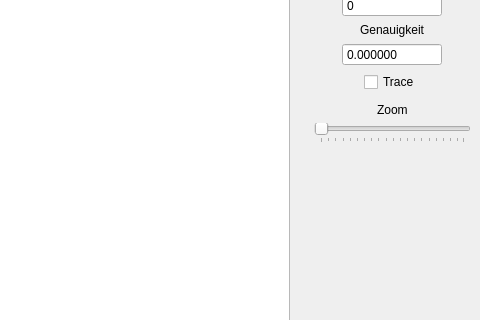
The window that ui_Main_Window.ui (Corvus-XOS/Gravitationssimulation) describes before a commit, drawn with Qt 5; both pictures show x 520 to 1000 and y 514 to 834 of the 1000 by 1000 pixel window.
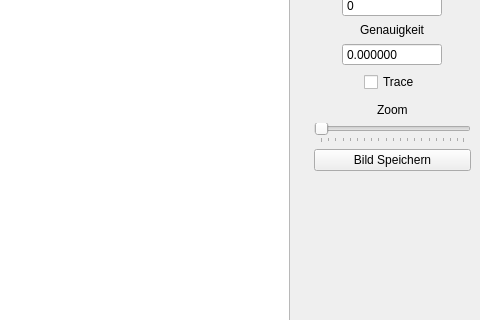
The same window after the commit. Icons and pictures are not drawn.

Commit message: Als Bild Speichern Funktion hinzugefügt und Bug mit invertierter Skalierung behoben

Diff of the .ui file:
```diff
--- a/ui_Main_Window.ui
+++ b/ui_Main_Window.ui
@@ -516,6 +516,13 @@
          </property>
         </widget>
        </item>
+       <item>
+        <widget class="QPushButton" name="pushSave">
+         <property name="text">
+          <string>Bild Speichern</string>
+         </property>
+        </widget>
+       </item>
        <item>
         <spacer name="verticalSpacer">
          <property name="orientation">
```
Left out of the diff: 2 changed lines with no effect on the pictures. The commit also changes 3 other files.
